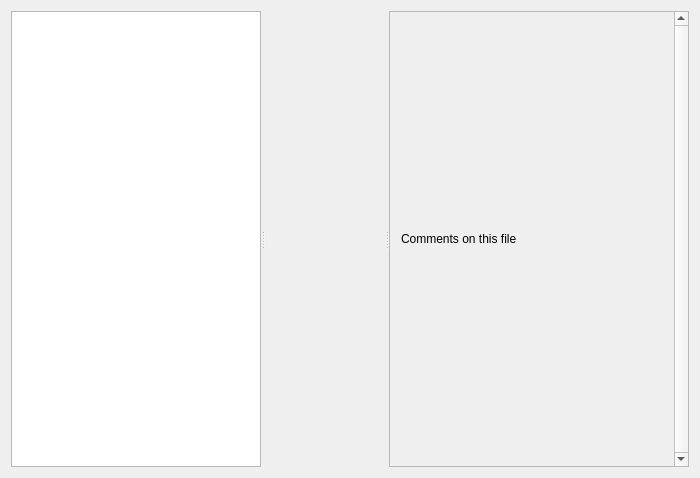
Before: the Qt Designer form TurboGrade/ui/codeview.ui in wassgha/TurboGrade, drawn with Qt 5.
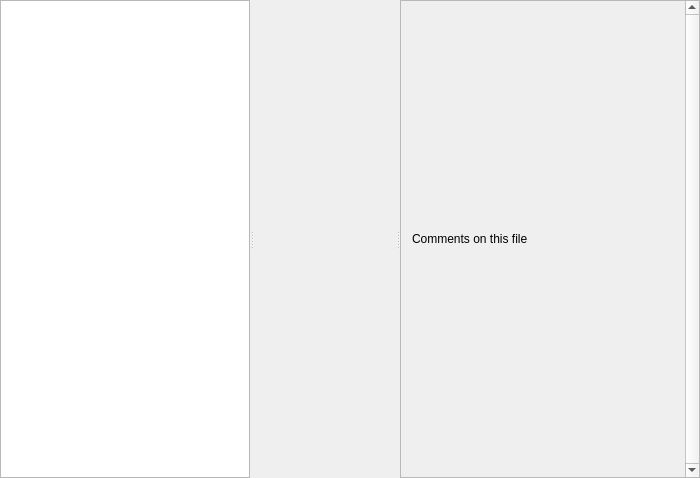
After: the same form once the commit is applied. Icons and pictures are not drawn. Custom widgets are drawn as their Qt base class.

The edit to the form file:
```diff
--- a/TurboGrade/ui/codeview.ui
+++ b/TurboGrade/ui/codeview.ui
@@ -62,6 +62,18 @@
 </string>
   </property>
   <layout class="QGridLayout" name="gridLayout">
+   <property name="leftMargin">
+    <number>0</number>
+   </property>
+   <property name="topMargin">
+    <number>0</number>
+   </property>
+   <property name="rightMargin">
+    <number>0</number>
+   </property>
+   <property name="bottomMargin">
+    <number>0</number>
+   </property>
    <item row="0" column="0">
     <widget class="QSplitter" name="splitter">
      <property name="orientation">
@@ -142,7 +154,7 @@
          <x>8</x>
          <y>0</y>
          <width>284</width>
-         <height>454</height>
+         <height>478</height>
         </rect>
        </property>
        <property name="minimumSize">
```
